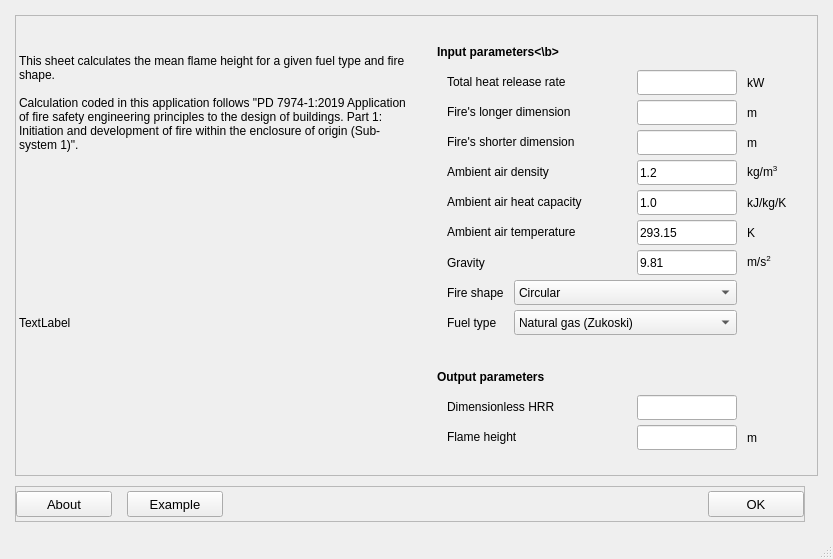
Old version of the form fsetoolsGUI/gui/layout/ui/ui0602.ui in the repository fuyans/fsetoolsGUI.
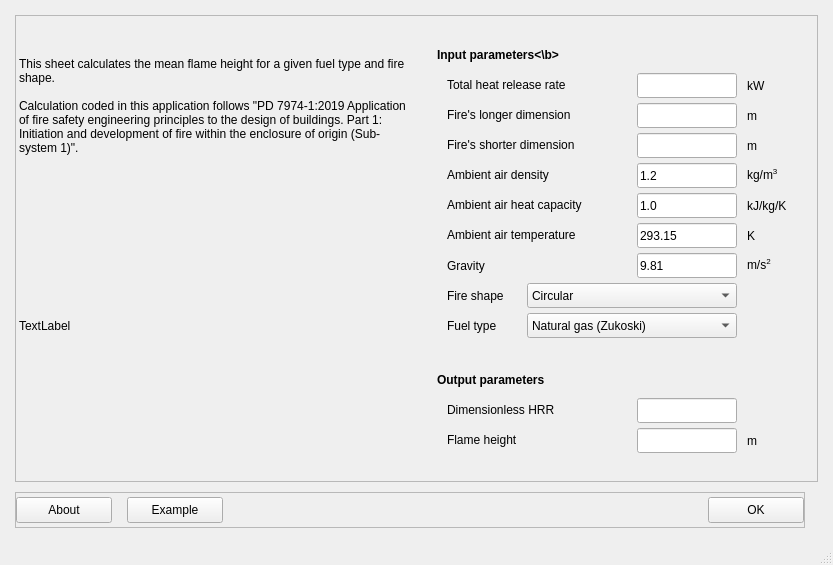
New version of the form.

What changed in the file:
```diff
--- a/fsetoolsGUI/gui/layout/ui/ui0602.ui
+++ b/fsetoolsGUI/gui/layout/ui/ui0602.ui
@@ -7,7 +7,7 @@
     <x>0</x>
     <y>0</y>
     <width>833</width>
-    <height>559</height>
+    <height>565</height>
    </rect>
   </property>
   <property name="sizePolicy">
@@ -64,7 +64,7 @@
         <rect>
          <x>0</x>
          <y>0</y>
-         <width>790</width>
+         <width>801</width>
          <height>440</height>
         </rect>
        </property>
@@ -860,13 +860,13 @@
                            </property>
                            <property name="minimumSize">
                             <size>
-                             <width>0</width>
+                             <width>70</width>
                              <height>25</height>
                             </size>
                            </property>
                            <property name="maximumSize">
                             <size>
-                             <width>16777215</width>
+                             <width>70</width>
                              <height>25</height>
                             </size>
                            </property>
@@ -881,7 +881,7 @@
                          <item row="1" column="1">
                           <widget class="QComboBox" name="comboBox_fire_shape">
                            <property name="sizePolicy">
-                            <sizepolicy hsizetype="Minimum" vsizetype="Fixed">
+                            <sizepolicy hsizetype="MinimumExpanding" vsizetype="Fixed">
                              <horstretch>0</horstretch>
                              <verstretch>0</verstretch>
                             </sizepolicy>
@@ -925,13 +925,13 @@
                            </property>
                            <property name="minimumSize">
                             <size>
-                             <width>0</width>
+                             <width>70</width>
                              <height>25</height>
                             </size>
                            </property>
                            <property name="maximumSize">
                             <size>
-                             <width>16777215</width>
+                             <width>70</width>
                              <height>25</height>
                             </size>
                            </property>
@@ -946,7 +946,7 @@
                          <item row="3" column="1">
                           <widget class="QComboBox" name="comboBox_fuel_type">
                            <property name="sizePolicy">
-                            <sizepolicy hsizetype="Minimum" vsizetype="Fixed">
+                            <sizepolicy hsizetype="Expanding" vsizetype="Fixed">
                              <horstretch>0</horstretch>
                              <verstretch>0</verstretch>
                             </sizepolicy>
@@ -1332,11 +1332,6 @@
            <height>16777215</height>
           </size>
          </property>
-         <property name="font">
-          <font>
-           <pointsize>10</pointsize>
-          </font>
-         </property>
          <property name="toolTip">
           <string>Click to generate example input parameters.</string>
          </property>
@@ -1375,11 +1370,6 @@
            <height>16777215</height>
           </size>
          </property>
-         <property name="font">
-          <font>
-           <pointsize>10</pointsize>
-          </font>
-         </property>
          <property name="toolTip">
           <string>Click to generate example input parameters.</string>
          </property>
@@ -1415,11 +1405,6 @@
            <height>16777215</height>
           </size>
          </property>
-         <property name="font">
-          <font>
-           <pointsize>10</pointsize>
-          </font>
-         </property>
          <property name="toolTip">
           <string>Click (or press Enter) to calculate.</string>
          </property>
```
Left out of the diff: 6 changed lines with no effect on the pictures.
